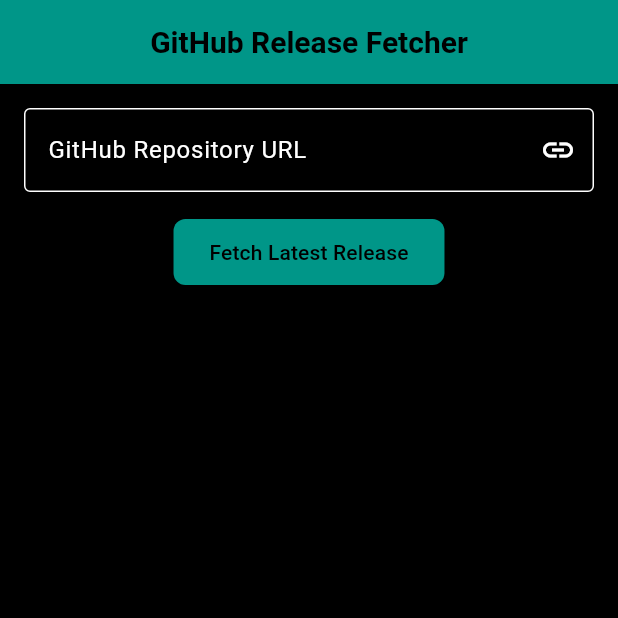
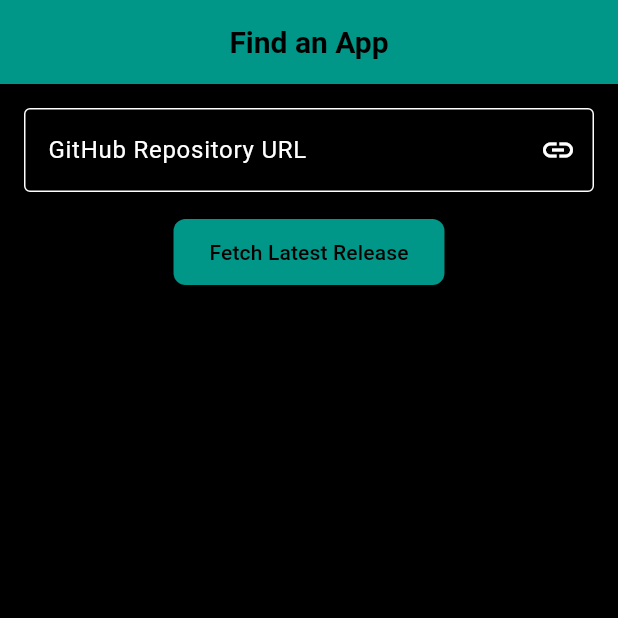
Before and after one commit to ethicnology/magasin, a Flutter app: the screen it shows after launch, on a phone screen of 412 x 824 dp, the top half of it. Run offline on Flutter 3.47's test engine with Material 3 defaults, Android fonts, the phone set to English and light mode, and no system bars; our stand-ins replace dart_mappable, flutter_bloc; generated files the repository leaves out were written again.

Commit message:
feat: update app title and GitHub release page app bar title

```diff
--- a/lib/main.dart
+++ b/lib/main.dart
@@ -18,7 +18,7 @@ class MyApp extends StatelessWidget {
   @override
   Widget build(BuildContext context) {
     return MaterialApp(
-      title: 'Magasin - GitHub Release Fetcher',
+      title: 'Magasin',
       theme: AppTheme.darkTheme,
       home: BlocProvider(
         create: (context) {
--- a/lib/presentation/pages/github_release_page.dart
+++ b/lib/presentation/pages/github_release_page.dart
@@ -11,7 +11,7 @@ class GitHubReleasePageNew extends StatelessWidget {
   @override
   Widget build(BuildContext context) {
     return Scaffold(
-      appBar: AppBar(title: const Text('GitHub Release Fetcher')),
+      appBar: AppBar(title: const Text('Find an App')),
       body: SingleChildScrollView(
         padding: const EdgeInsets.all(16.0),
         child: Column(
```
